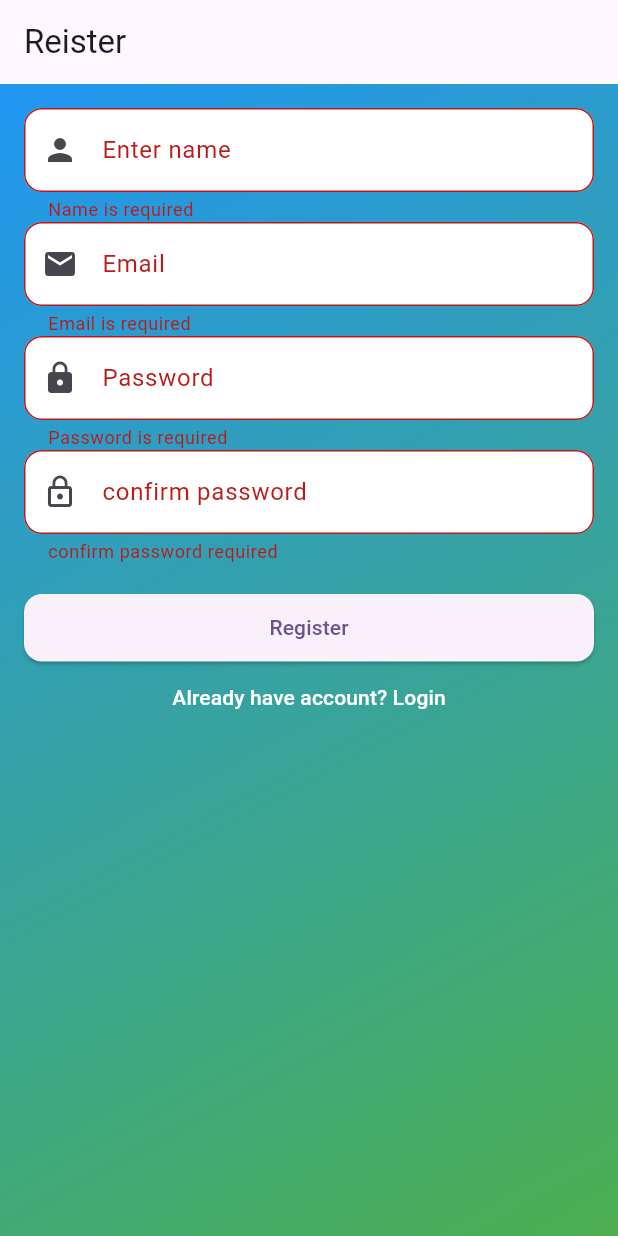
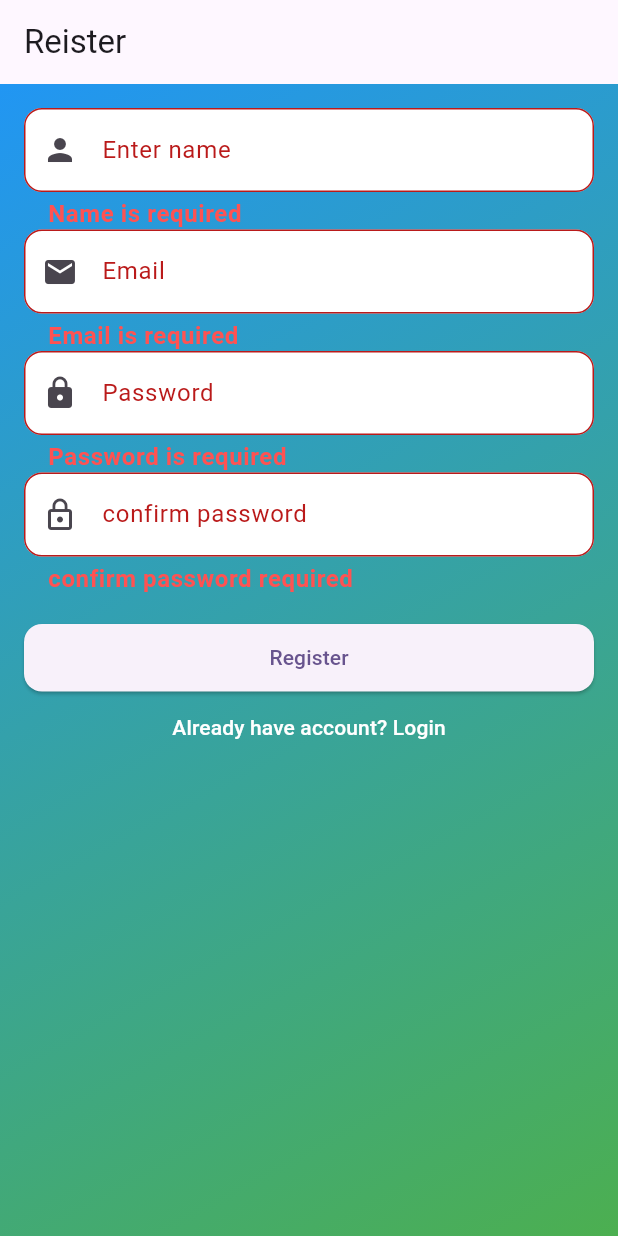
Before and after one commit to aravindpulipra/NXL-Technologies, a Flutter app: the SignupPage screen opened directly, after a tap on "Register", on a phone screen of 412 x 824 dp. Run offline on Flutter 3.47's test engine with Material 3 defaults, Android fonts, the phone set to English and light mode, and no system bars; our stand-ins replace firebase_auth, firebase_core; accounts and stored records are empty.

Commit message:
Validdation color corrction.

```diff
--- a/lib/signup_page.dart
+++ b/lib/signup_page.dart
@@ -58,7 +58,11 @@ class _SignupPageState extends State<SignupPage> {
                       filled: true,
                       fillColor: Colors.white,
                       border: OutlineInputBorder(
-                          borderRadius: BorderRadius.circular(12))),
+                          borderRadius: BorderRadius.circular(12)),
+                      errorStyle: TextStyle(
+                          color: Colors.redAccent,
+                          fontSize: 16,
+                          fontWeight: FontWeight.bold)),
                   validator: (value) {
                     if (value == null || value.isEmpty) {
                       return "Name is required";
@@ -74,7 +78,12 @@ class _SignupPageState extends State<SignupPage> {
                       filled: true,
                       fillColor: Colors.white,
                       border: OutlineInputBorder(
-                          borderRadius: BorderRadius.circular(12))),
+                          borderRadius: BorderRadius.circular(12)),
+                      errorStyle: TextStyle(
+                        color: Colors.redAccent,
+                        fontWeight: FontWeight.bold,
+                        fontSize: 16,
+                      )),
                   validator: (value) {
                     if (value == null || value.isEmpty) {
                       return "Email is required";
@@ -90,7 +99,11 @@ class _SignupPageState extends State<SignupPage> {
                       filled: true,
                       fillColor: Colors.white,
                       border: OutlineInputBorder(
-                          borderRadius: BorderRadius.circular(12))),
+                          borderRadius: BorderRadius.circular(12)),
+                      errorStyle: TextStyle(
+                          color: Colors.redAccent,
+                          fontSize: 16,
+                          fontWeight: FontWeight.bold)),
                   obscureText: true,
                   validator: (value) {
                     if (value == null || value.isEmpty) {
@@ -110,7 +123,11 @@ class _SignupPageState extends State<SignupPage> {
                       filled: true,
                       fillColor: Colors.white,
                       border: OutlineInputBorder(
-                          borderRadius: BorderRadius.circular(12))),
+                          borderRadius: BorderRadius.circular(12)),
+                      errorStyle: TextStyle(
+                          color: Colors.redAccent,
+                          fontSize: 16,
+                          fontWeight: FontWeight.bold)),
                   obscureText: true,
                   validator: (value) {
                     if (value == null || value.isEmpty) {
```
Also changed, not shown: lib/login_page.dart (+11 -2 lines).
